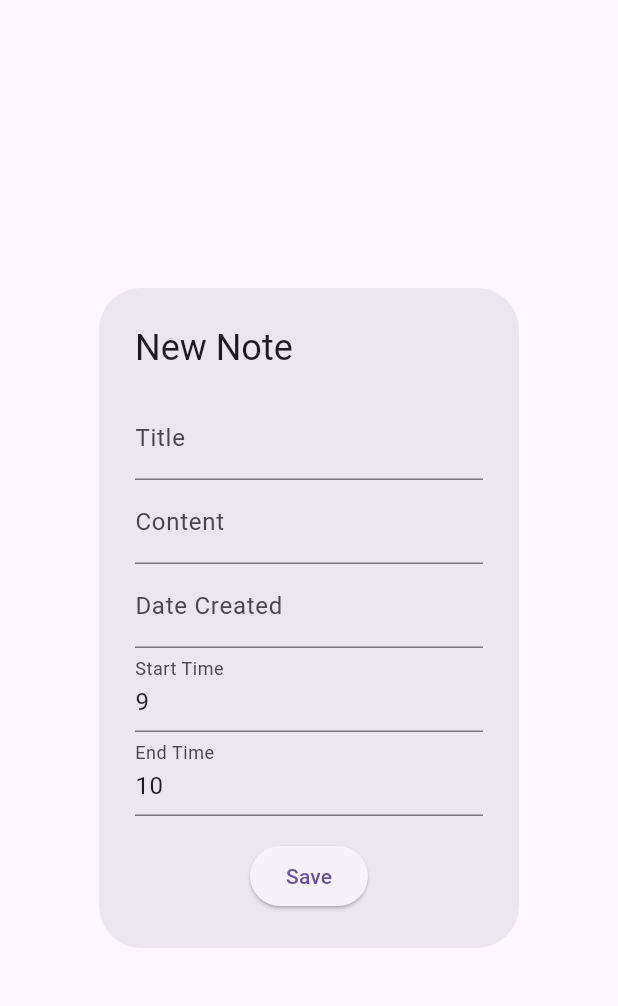
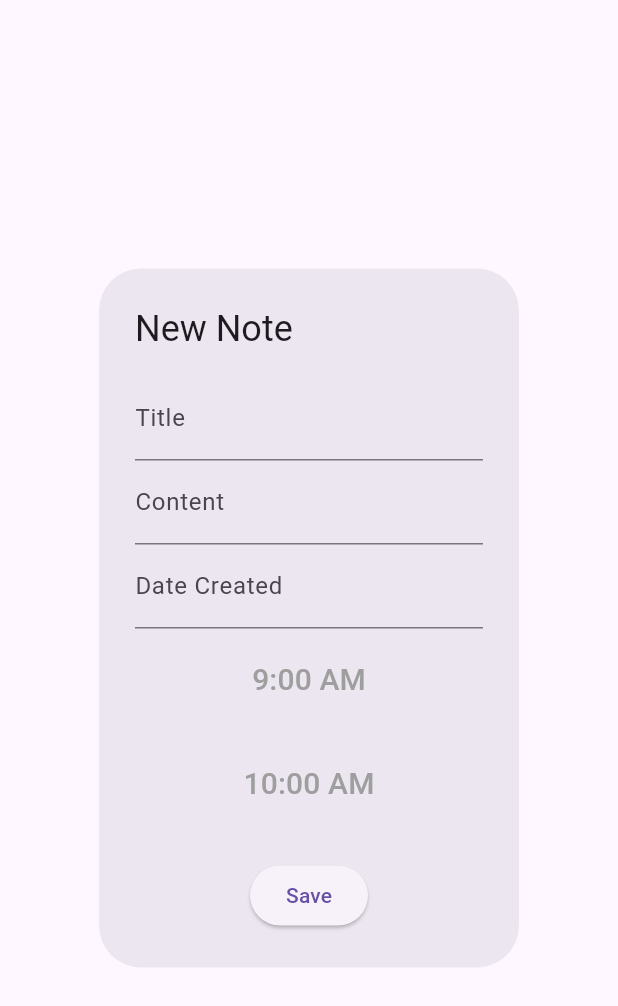
Before and after one commit to boazlim/to_do_app, a Flutter app: the NewNoteWidget widget shown alone on an empty page, opened directly, on a phone screen of 412 x 824 dp. Shown: the top 1006 px of the screen. Run offline on Flutter 3.47's test engine with Material 3 defaults, Android fonts, the phone set to English and light mode, and no system bars; our stand-ins replace syncfusion_flutter_calendar.

Commit message:
time picker

```diff
--- a/lib/home_screen.dart
+++ b/lib/home_screen.dart
@@ -75,6 +75,31 @@ class _NewNoteWidgetState extends State<NewNoteWidget> {
   final TextEditingController startTimeController = TextEditingController(text: '9');
   final TextEditingController endTimeController = TextEditingController(text: '10');
 
+  TimeOfDay _startTimeOfDay = const TimeOfDay(hour: 9, minute: 0);
+  TimeOfDay _endTimeOfDay = const TimeOfDay(hour: 10, minute: 0);
+
+  void _showStartTimePicker() {
+    showTimePicker(
+      context: context,
+      initialTime: _startTimeOfDay
+    ).then ((value) {
+      setState(() {
+        _startTimeOfDay = value!;
+      });
+    });
+  }
+
+  void _showEndTimePicker() {
+    showTimePicker(
+      context: context,
+      initialTime: _startTimeOfDay
+    ).then ((value) {
+      setState(() {
+        _startTimeOfDay = value!;
+      });
+    });
+  }
+
   @override
   Widget build(BuildContext context) {
     return AlertDialog(
@@ -94,13 +119,29 @@ class _NewNoteWidgetState extends State<NewNoteWidget> {
             controller: dateController,
             decoration: const InputDecoration(labelText: 'Date Created'),
           ),
-          TextField(
-            controller: startTimeController,
-            decoration: const InputDecoration(labelText: 'Start Time'),
+          // TextField(
+          //   controller: startTimeController,
+          //   decoration: const InputDecoration(labelText: 'Start Time'),
+          // ),
+          MaterialButton(
+            onPressed: _showStartTimePicker,
+            child: Padding(
+            padding: const EdgeInsets.all(20.0),
+            child: Text(_startTimeOfDay.format(context).toString(),
+              style: const TextStyle(color: Colors.grey, fontSize: 20)),
+            )
           ),
-          TextField(
-            controller: endTimeController,
-            decoration: const InputDecoration(labelText: 'End Time'),
+          // TextField(
+          //   controller: endTimeController,
+          //   decoration: const InputDecoration(labelText: 'End Time'),
+          // ),
+          MaterialButton(
+            onPressed: _showEndTimePicker,
+            child: Padding(
+            padding: const EdgeInsets.all(20.0),
+            child: Text(_endTimeOfDay.format(context).toString(),
+              style: const TextStyle(color: Colors.grey, fontSize: 20)),
+            )
           ),
           const SizedBox(height: 16),
           ElevatedButton(
```
